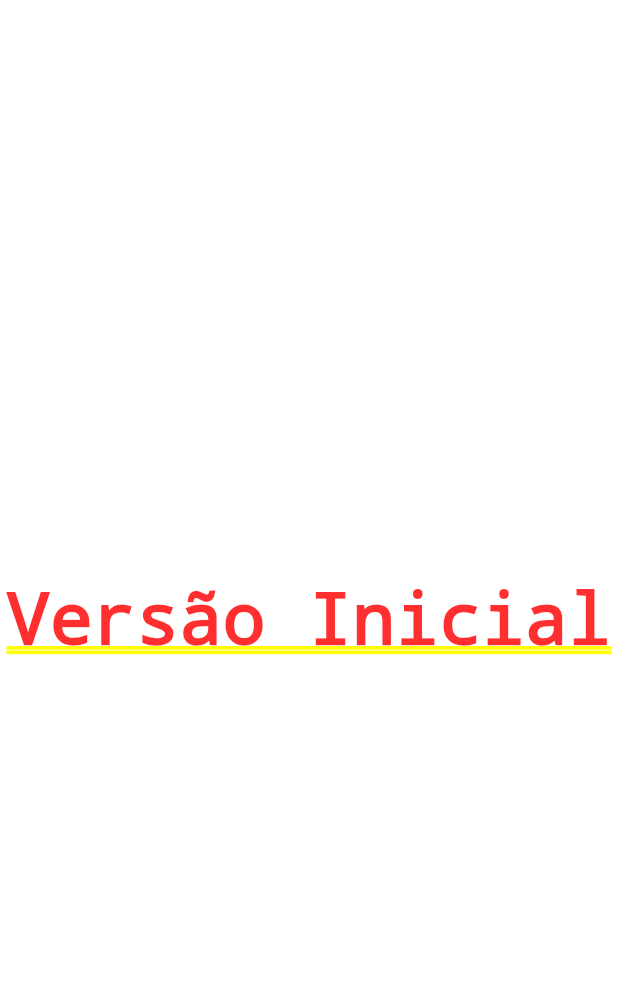
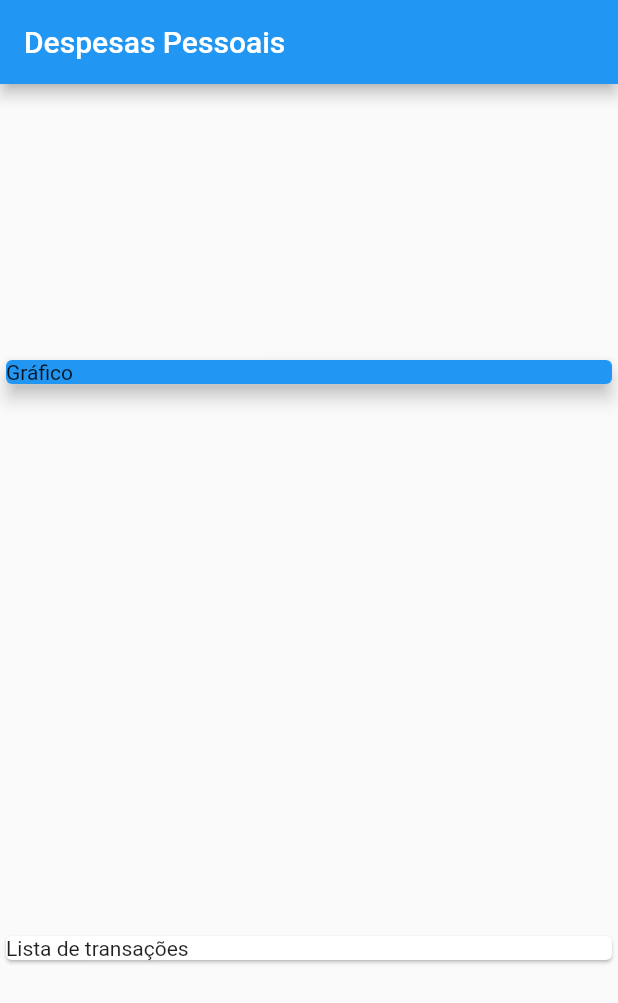
Before and after one commit to elton-costa/expenses, a Flutter app: the screen it shows after launch, on a phone screen of 412 x 824 dp. Shown: the top 1003 px of the screen. Run offline on Flutter 3.47's test engine with Material 2 defaults, Android fonts, the phone set to English and light mode, and no system bars.

Commit message:
Column and Row

```diff
--- a/lib/main.dart
+++ b/lib/main.dart
@@ -14,8 +14,27 @@ class ExpensesApp extends StatelessWidget {
 class MyHomePage extends StatelessWidget {
   @override
   Widget build(BuildContext context) {
-    return Center(
-      child: Text('Versão Inicial'),
+    return Scaffold(
+      appBar: AppBar(
+        title: Text('Despesas Pessoais'),
+      ),
+      body: Column(
+        mainAxisAlignment: MainAxisAlignment.spaceAround,
+        crossAxisAlignment: CrossAxisAlignment.stretch,
+        children: [
+          Container(
+            width: double.infinity,
+            child: Card(
+              color: Colors.blue,
+              child: Text('Gráfico'),
+              elevation: 5,
+            ),
+          ),
+          Card(
+            child: Text('Lista de transações'),
+          ),
+        ],
+      ),
     );
   }
 }
```
